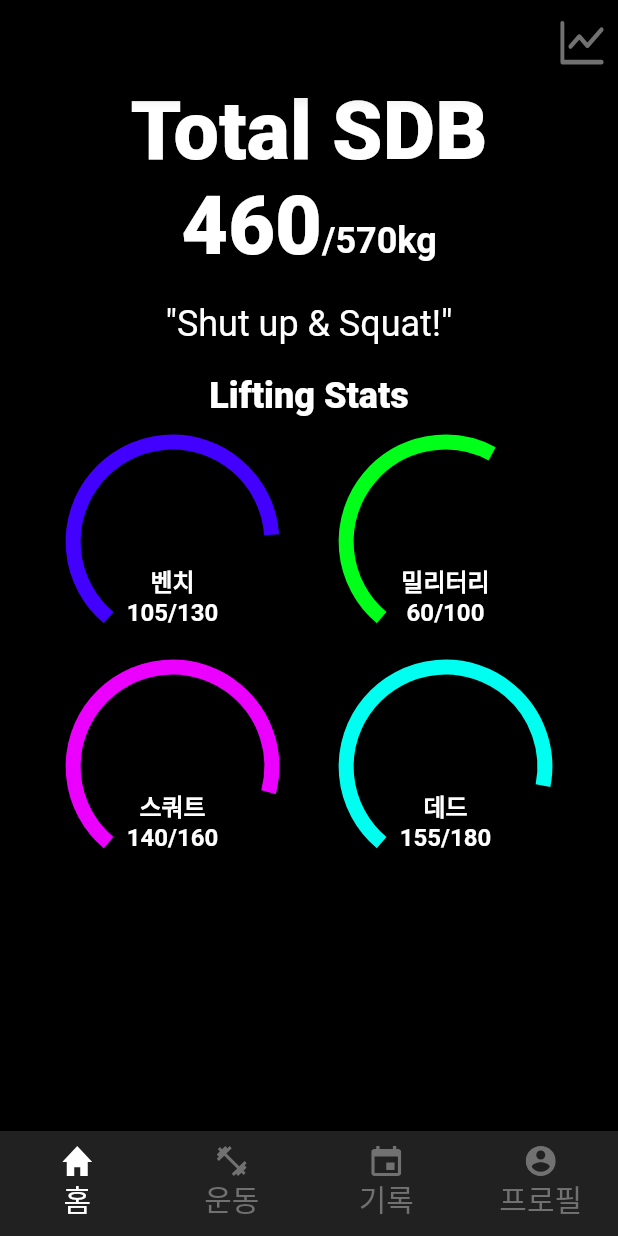
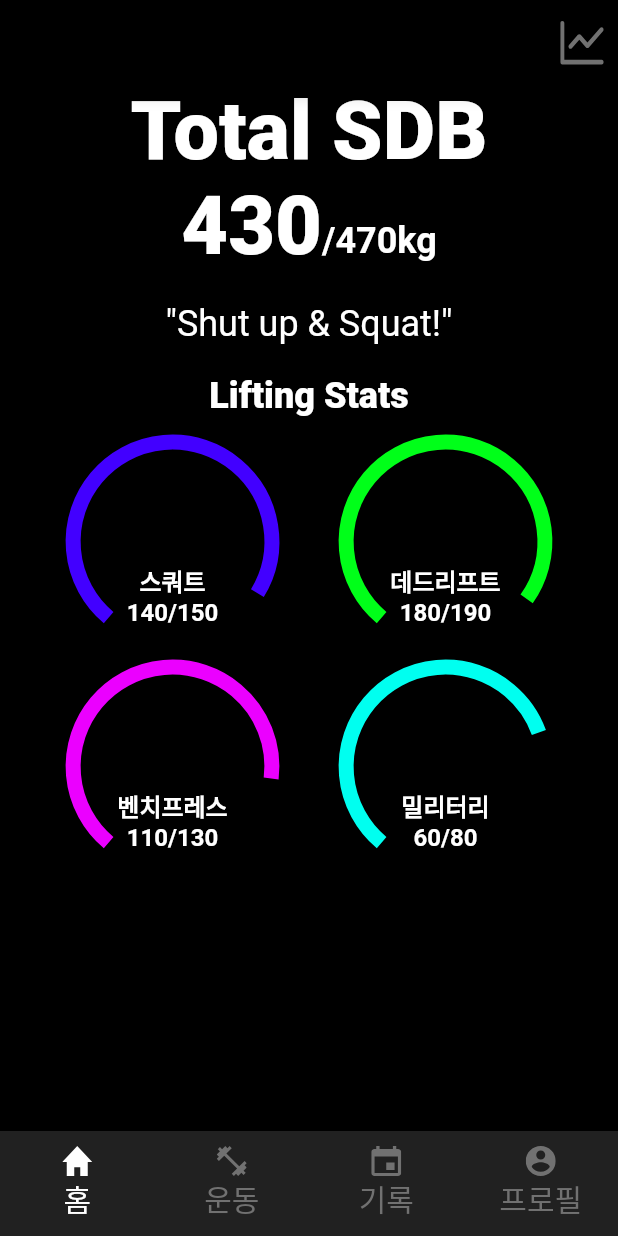
Before and after one commit to TaikoYamaguchi/sdb_trainer, a Flutter app: the screen it shows after launch, on a phone screen of 412 x 824 dp. Run offline on Flutter 3.47's test engine with Material 2 defaults, Android fonts, the phone set to English and light mode, and no system bars; drawn by our look-alikes of syncfusion_flutter_gauges; our stand-ins replace flutter_svg, table_calendar; missing offline and left inert: transition.

Commit message:
statics/calendar&home push

```diff
--- a/assets/json/exercises.json
+++ b/assets/json/exercises.json
@@ -2,11 +2,6 @@
   "id": 1,
   "user_email": "cksdnr1@gmail.com",
   "exercises": [
-    {
-      "name": "벤치프레스",
-      "onerm": 115.0,
-      "goal": 130.0
-    },
     {
       "name": "스쿼트",
       "onerm": 140.0,
@@ -16,6 +11,16 @@
       "name": "데드리프트",
       "onerm": 180.0,
       "goal": 190.0
+    },
+    {
+      "name": "벤치프레스",
+      "onerm": 110.0,
+      "goal": 130.0
+    },
+    {
+      "name": "밀리터리",
+      "onerm": 60.0,
+      "goal": 80.0
     }
   ],
   "date": "2022-02-27",
--- a/lib/pages/home.dart
+++ b/lib/pages/home.dart
@@ -1,6 +1,7 @@
 import 'package:flutter/material.dart';
 import 'package:flutter_svg/flutter_svg.dart';
 import 'package:syncfusion_flutter_gauges/gauges.dart';
+import 'package:sdb_trainer/repository/exercises_repository.dart';
 
 class Home extends StatefulWidget {
   const Home({Key? key}) : super(key: key);
@@ -19,21 +20,9 @@ class SDBdata {
 }
 
 class _HomeState extends State<Home> {
-  late List<SDBdata> _sdbData;
   @override
   void initState() {
     super.initState();
-    _sdbData = getSDBdata();
-  }
-
-  List<SDBdata> getSDBdata() {
-    final List<SDBdata> sdbData = [
-      SDBdata("가슴삼두", "벤치", 130, 105, 1),
-      SDBdata("어깨", "밀리터리", 100, 60, 2),
-      SDBdata("하체", "스쿼트", 160, 140, 3),
-      SDBdata("등", "데드", 180, 155, 4),
-    ];
-    return sdbData;
   }
 
   PreferredSizeWidget _appbarWidget() {
@@ -54,7 +43,7 @@ class _HomeState extends State<Home> {
     );
   }
 
-  Widget _bodyWidget() {
+  Widget _homeWidget(_exunique) {
     return Container(
       color: Colors.black,
       child: Center(
@@ -71,10 +60,9 @@ class _HomeState extends State<Home> {
                 textBaseline: TextBaseline.alphabetic,
                 children: <Widget>[
                   Text(
-                      (_sdbData[0].stat +
-                              _sdbData[1].stat +
-                              _sdbData[2].stat +
-                              _sdbData[3].stat)
+                      (_exunique.exercises[0].onerm +
+                              _exunique.exercises[1].onerm +
+                              _exunique.exercises[2].onerm)
                           .floor()
                           .toString(),
                       style: TextStyle(
@@ -83,10 +71,9 @@ class _HomeState extends State<Home> {
                           fontWeight: FontWeight.w800)),
                   Text(
                       "/" +
-                          (_sdbData[0].goal +
-                                  _sdbData[1].goal +
-                                  _sdbData[2].goal +
-                                  _sdbData[3].goal)
+                          (_exunique.exercises[0].goal +
+                                  _exunique.exercises[1].goal +
+                                  _exunique.exercises[2].goal)
                               .floor()
                               .toString() +
                           "kg",
@@ -114,26 +101,30 @@ class _HomeState extends State<Home> {
                   child: SfRadialGauge(axes: <RadialAxis>[
                     RadialAxis(
                       minimum: 0,
-                      maximum: _sdbData[0].goal,
+                      maximum: _exunique.exercises[0].goal,
                       ranges: <GaugeRange>[
                         GaugeRange(
                             startValue: 0,
-                            endValue: _sdbData[0].stat,
+                            endValue: _exunique.exercises[0].onerm,
                             color: Color.fromRGBO(66, 0, 255, 100)),
                       ],
                       annotations: <GaugeAnnotation>[
                         GaugeAnnotation(
                             widget: Container(
                                 child: Column(children: <Widget>[
-                              Text(_sdbData[0].exercise,
+                              Text(_exunique.exercises[0].name,
                                   style: TextStyle(
                                       fontSize: 16,
                                       color: Colors.white,
                                       fontWeight: FontWeight.bold)),
                               Text(
-                                  _sdbData[0].stat.floor().toString() +
+                                  _exunique.exercises[0].onerm
+                                          .floor()
+                                          .toString() +
                                       "/" +
-                                      _sdbData[0].goal.floor().toString(),
+                                      _exunique.exercises[0].goal
+                                          .floor()
+                                          .toString(),
                                   style: TextStyle(
                                       fontSize: 16,
                                       color: Colors.white,
@@ -154,26 +145,30 @@ class _HomeState extends State<Home> {
                   child: SfRadialGauge(axes: <RadialAxis>[
                     RadialAxis(
                       minimum: 0,
-                      maximum: _sdbData[1].goal,
+                      maximum: _exunique.exercises[1].goal,
                       ranges: <GaugeRange>[
                         GaugeRange(
                             startValue: 0,
-                            endValue: _sdbData[1].stat,
+                            endValue: _exunique.exercises[1].onerm,
                             color: Color.fromRGBO(0, 255, 25, 100)),
                       ],
                       annotations: <GaugeAnnotation>[
                         GaugeAnnotation(
                             widget: Container(
                                 child: Column(children: <Widget>[
-                              Text(_sdbData[1].exercise,
+                              Text(_exunique.exercises[1].name,
                                   style: TextStyle(
                                       fontSize: 16,
                                       color: Colors.white,
                                       fontWeight: FontWeight.bold)),
                               Text(
-                                  _sdbData[1].stat.floor().toString() +
+                                  _exunique.exercises[1].onerm
+                                          .floor()
+                                          .toString() +
                                       "/" +
-                                      _sdbData[1].goal.floor().toString(),
+                                      _exunique.exercises[1].goal
+                                          .floor()
+                                          .toString(),
                                   style: TextStyle(
                                       fontSize: 16,
                                       color: Colors.white,
@@ -196,26 +191,30 @@ class _HomeState extends State<Home> {
                   child: SfRadialGauge(axes: <RadialAxis>[
                     RadialAxis(
                       minimum: 0,
-                      maximum: _sdbData[2].goal,
+                      maximum: _exunique.exercises[2].goal,
                       ranges: <GaugeRange>[
                         GaugeRange(
                             startValue: 0,
-                            endValue: _sdbData[2].stat,
+                            endValue: _exunique.exercises[2].onerm,
                             color: Color.fromRGBO(235, 0, 255, 100)),
                       ],
                       annotations: <GaugeAnnotation>[
                         GaugeAnnotation(
                             widget: Container(
                                 child: Column(children: <Widget>[
-                              Text(_sdbData[2].exercise,
+                              Text(_exunique.exercises[2].name,
                                   style: TextStyle(
                                       fontSize: 16,
                                       color: Colors.white,
                                       fontWeight: FontWeight.bold)),
                               Text(
-                                  _sdbData[2].stat.floor().toString() +
+                                  _exunique.exercises[2].onerm
+                                          .floor()
+                                          .toString() +
                                       "/" +
-                                      _sdbData[2].goal.floor().toString(),
+                                      _exunique.exercises[2].goal
+                                          .floor()
+                                          .toString(),
                                   style: TextStyle(
                                       fontSize: 16,
                                       color: Colors.white,
@@ -236,26 +235,30 @@ class _HomeState extends State<Home> {
                   child: SfRadialGauge(axes: <RadialAxis>[
                     RadialAxis(
                       minimum: 0,
-                      maximum: _sdbData[3].goal,
+                      maximum: _exunique.exercises[3].goal,
                       ranges: <GaugeRange>[
                         GaugeRange(
                             startValue: 0,
-                            endValue: _sdbData[3].stat,
+                            endValue: _exunique.exercises[3].onerm,
                             color: Color.fromRGBO(0, 255, 240, 100)),
                       ],
                       annotations: <GaugeAnnotation>[
                         GaugeAnnotation(
                             widget: Container(
                                 child: Column(children: <Widget>[
-                              Text(_sdbData[3].exercise,
+                              Text(_exunique.exercises[3].name,
                                   style: TextStyle(
                                       fontSize: 16,
                                       color: Colors.white,
                                       fontWeight: FontWeight.bold)),
                               Text(
-                                  _sdbData[3].stat.floor().toString() +
+                                  _exunique.exercises[3].onerm
+                                          .floor()
+                                          .toString() +
                                       "/" +
-                                      _sdbData[3].goal.floor().toString(),
+                                      _exunique.exercises[3].goal
+                                          .floor()
+                                          .toString(),
                                   style: TextStyle(
                                       fontSize: 16,
                                       color: Colors.white,
@@ -275,6 +278,30 @@ class _HomeState extends State<Home> {
     );
   }
 
+  Widget _bodyWidget() {
+    return FutureBuilder(
+        future: Future.wait([ExercisesRepository.loadExercisesdata()]),
+        builder: (BuildContext context, AsyncSnapshot<List<dynamic>> snapshot) {
+          if (snapshot.connectionState != ConnectionState.done) {
+            return Container(
+                color: Colors.black,
+                child: Center(child: CircularProgressIndicator()));
+          }
+          if (snapshot.hasError) {
+            return Container(
+                color: Colors.black,
+                child: Center(
+                    child:
+                        Text("데이터 오류", style: TextStyle(color: Colors.white))));
+          }
+          if (snapshot.hasData) {
+            return _homeWidget(snapshot.data![0]);
+          }
+
+          return Container();
+        });
+  }
+
   @override
   Widget build(BuildContext context) {
     return Scaffold(appBar: _appbarWidget(), body: _bodyWidget());
```
Also changed, not shown: assets/json/history.json (+11 -6 lines), lib/pages/exercise.dart (+89 -64 lines), lib/pages/statics.dart (+6 -7 lines), lib/src/model/historydata.dart (+10 -2 lines).
